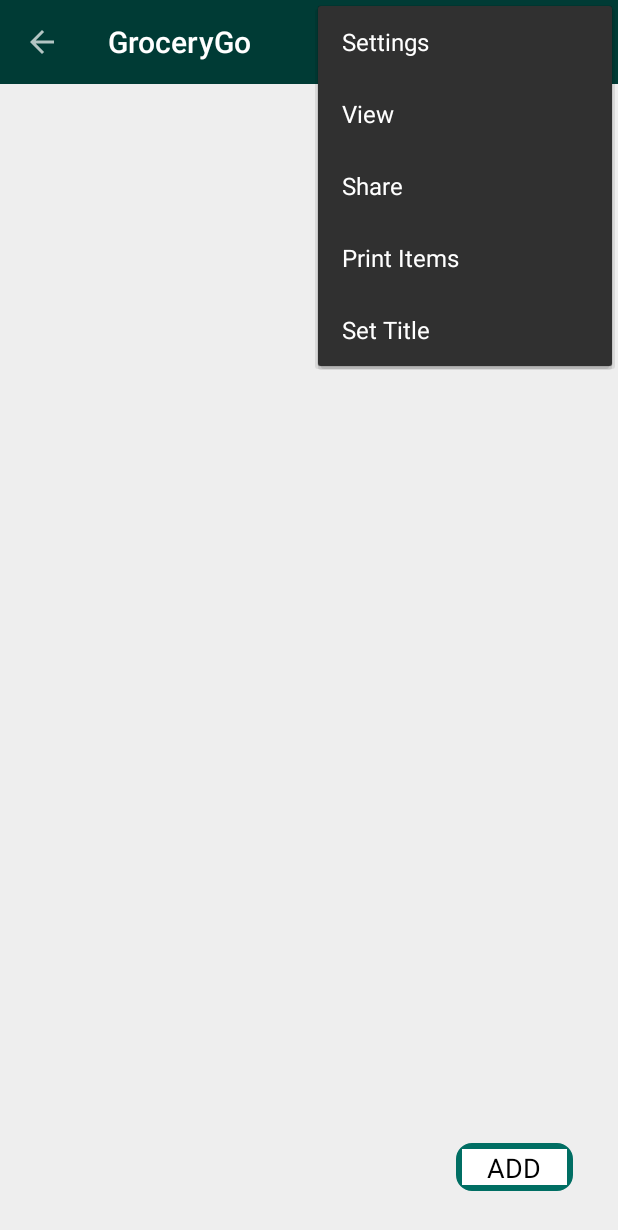
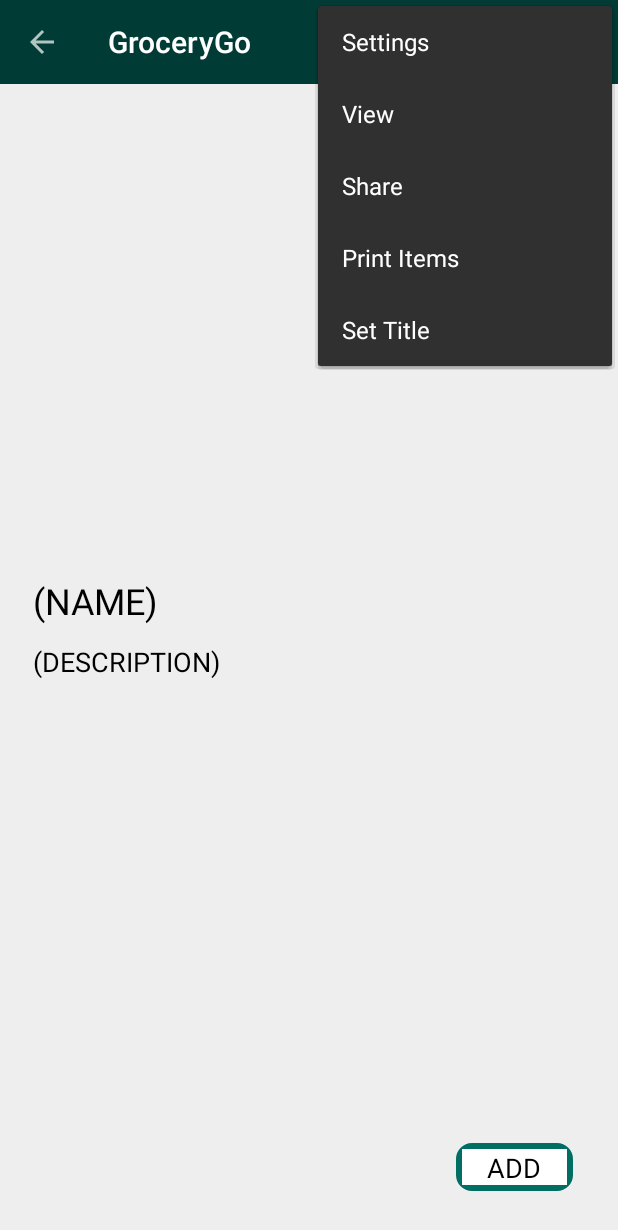
Before and after one commit to Troy1010/GroceryGo, an Android app: the ActivityDetails screen opened directly, with no data from a screen before it, with the options menu open, on a phone screen of 412 x 824 dp. Shown: the top 1230 px of the screen. Run offline under Robolectric (Android 15) with nearby library versions, the phone set to English and light mode, and no system bars; our stand-ins replace Picasso; network calls fail; pictures from the network do not load; 7 statements that could not run were skipped.

Commit message:
ActivityDetails`layout improvements

```diff
--- a/app/src/main/res/layout/activity_details.xml
+++ b/app/src/main/res/layout/activity_details.xml
@@ -1,5 +1,5 @@
 <?xml version="1.0" encoding="utf-8"?>
-<LinearLayout xmlns:android="http://schemas.android.com/apk/res/android"
+<androidx.constraintlayout.widget.ConstraintLayout xmlns:android="http://schemas.android.com/apk/res/android"
     xmlns:app="http://schemas.android.com/apk/res-auto"
     xmlns:tools="http://schemas.android.com/tools"
     android:layout_width="match_parent"
@@ -8,54 +8,62 @@
     android:orientation="vertical"
     tools:context="com.example.grocerygo.activities_and_frags.ActivityDetails">
 
+    <FrameLayout
+        android:id="@+id/frame_toolbar"
+        android:layout_width="match_parent"
+        android:layout_height="wrap_content"
+        app:layout_constraintTop_toTopOf="parent">
+
         <include layout="@layout/app_toolbar" />
+    </FrameLayout>
+
+    <ScrollView
+        android:layout_width="match_parent"
+        android:layout_height="0dp"
+        app:layout_constraintBottom_toBottomOf="parent"
+        app:layout_constraintTop_toBottomOf="@id/frame_toolbar">
 
         <androidx.constraintlayout.widget.ConstraintLayout
             android:layout_width="match_parent"
-        android:layout_height="match_parent">
+            android:layout_height="wrap_content">
 
             <ImageView
-            app:layout_constraintTop_toTopOf="parent"
-            app:layout_constraintStart_toStartOf="parent"
-            app:layout_constraintEnd_toEndOf="parent"
                 android:id="@+id/image_view"
                 android:layout_width="300dp"
                 android:layout_height="300dp"
-            android:layout_marginTop="22dp" />
+                android:layout_marginTop="22dp"
+                app:layout_constraintEnd_toEndOf="parent"
+                app:layout_constraintStart_toStartOf="parent"
+                app:layout_constraintTop_toTopOf="parent" />
 
             <TextView
-            app:layout_constraintTop_toBottomOf="@id/image_view"
+                android:text="(NAME)"
                 android:id="@+id/text_view_price"
                 android:layout_width="match_parent"
                 android:layout_height="wrap_content"
-            android:layout_marginHorizontal="16dp" />
+                android:layout_marginHorizontal="16dp"
+                app:layout_constraintTop_toBottomOf="@id/image_view" />
 
             <TextView
-            app:layout_constraintTop_toBottomOf="@id/text_view_price"
+                android:text="(DESCRIPTION)"
                 android:id="@+id/text_view_details"
                 android:layout_width="match_parent"
                 android:layout_height="wrap_content"
                 android:layout_marginHorizontal="16dp"
-            android:textSize="18sp" />
-<!--        <Button-->
-<!--            android:id="@+id/button_add_to_cart"-->
-<!--            android:textSize="28dp"-->
-<!--            app:layout_constraintEnd_toEndOf="parent"-->
-<!--            app:layout_constraintBottom_toBottomOf="parent"-->
-<!--            android:layout_margin="30dp"-->
-<!--            android:layout_width="wrap_content"-->
-<!--            android:layout_height="wrap_content"-->
-<!--            android:text="Add To Cart"/>-->
+                android:textSize="18sp"
+                app:layout_constraintTop_toBottomOf="@id/text_view_price" />
+        </androidx.constraintlayout.widget.ConstraintLayout>
+    </ScrollView>
 
     <FrameLayout
+        android:id="@+id/frame_add_plus_minus"
         android:layout_width="wrap_content"
         android:layout_height="wrap_content"
-            app:layout_constraintEnd_toEndOf="parent"
+        android:layout_margin="30dp"
         app:layout_constraintBottom_toBottomOf="parent"
-            android:layout_margin="30dp">
-            <include layout="@layout/includible_plus_minus"/>
+        app:layout_constraintEnd_toEndOf="parent">
+
+        <include layout="@layout/includible_plus_minus" />
     </FrameLayout>
+
 </androidx.constraintlayout.widget.ConstraintLayout>
-
-
-</LinearLayout>
```
Lines whose indentation alone changed are shown as unchanged.
